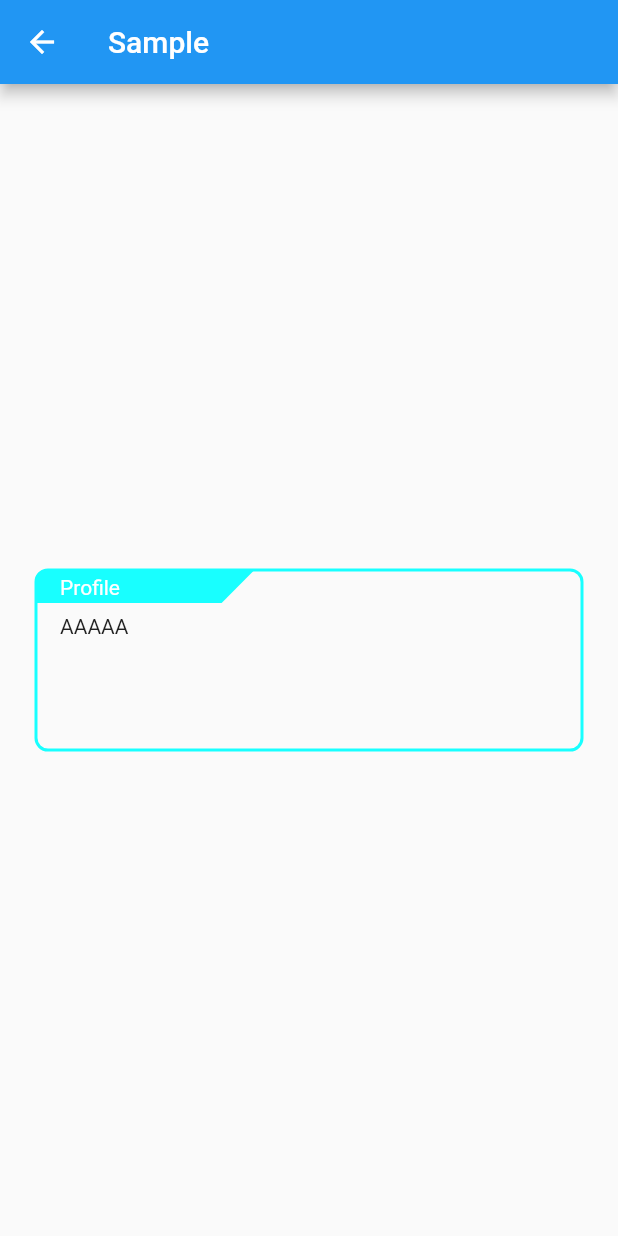
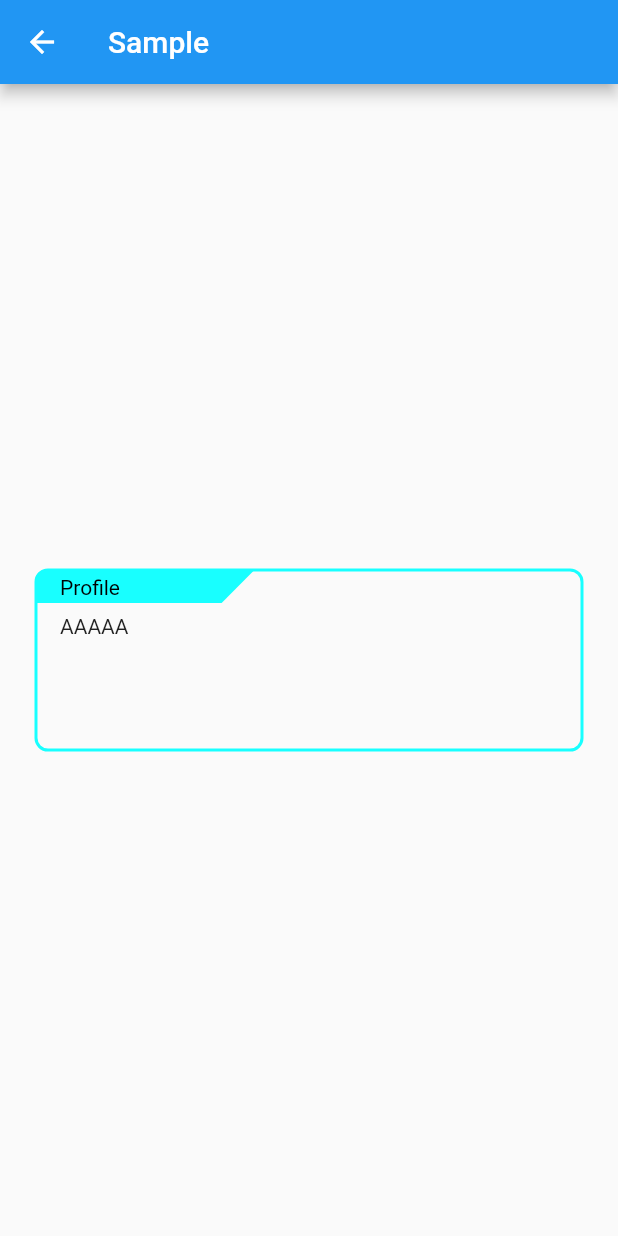
Before and after one commit to QuiverYang/BucketList, a Flutter app: the SampleScreen screen opened directly, on a phone screen of 412 x 824 dp. Run offline on Flutter 3.47's test engine with Material 2 defaults, Android fonts, the phone set to English and light mode, and no system bars.

Commit message:
Fix -  panel title color missing

```diff
--- a/lib/screen/component/panel_widget.dart
+++ b/lib/screen/component/panel_widget.dart
@@ -50,6 +50,7 @@ class PanelWidget extends StatelessWidget {
             titlePaddingY: titlePaddingY,
             titleTextSize: titleTextSize,
             panelColor: panelColor,
+            panelTitleColor: panelTitleColor,
           ),
         ),
         Positioned(
```
